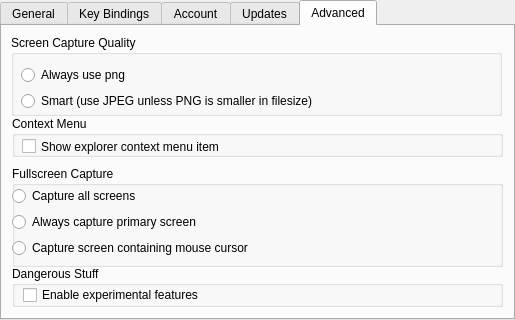
This is code/OpenPuush/configwindow.ui in mikhailvs/OpenPuush as Qt 5 draws it before an edit. The edited form follows.
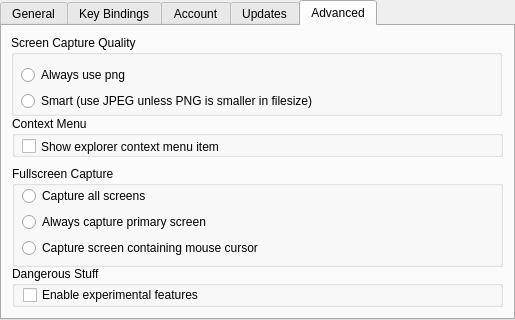
This is the edited form. The open tabs and pages were chosen to show the change. Icons and pictures are not drawn.

Commit message: fixed alignment of a settings section

The edit to the form file:
```diff
--- a/code/OpenPuush/configwindow.ui
+++ b/code/OpenPuush/configwindow.ui
@@ -589,7 +589,7 @@
       <rect>
        <x>10</x>
        <y>30</y>
-       <width>481</width>
+       <width>471</width>
        <height>48</height>
       </rect>
      </property>
@@ -652,9 +652,9 @@
     <widget class="QWidget" name="verticalLayoutWidget_2">
      <property name="geometry">
       <rect>
-       <x>0</x>
+       <x>10</x>
        <y>20</y>
-       <width>481</width>
+       <width>471</width>
        <height>74</height>
       </rect>
      </property>
```
Left out of the diff: 2 changed lines with no effect on the pictures. The commit also changes 1 other file.
